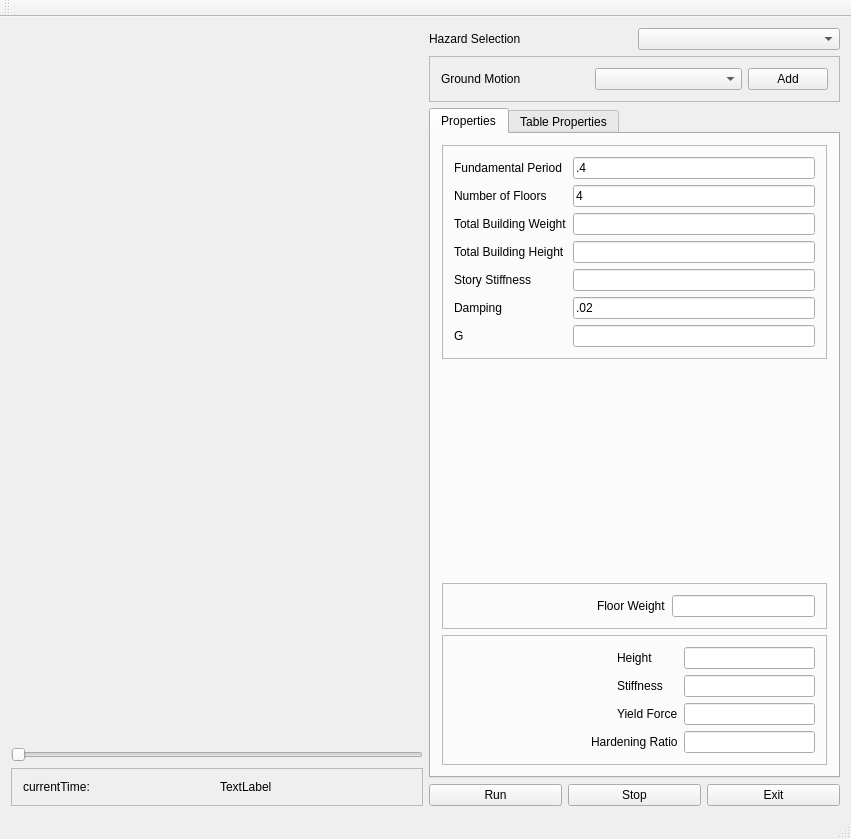
NHERI-SimCenter/MDOF, file MainWindow.ui: the form before one commit.
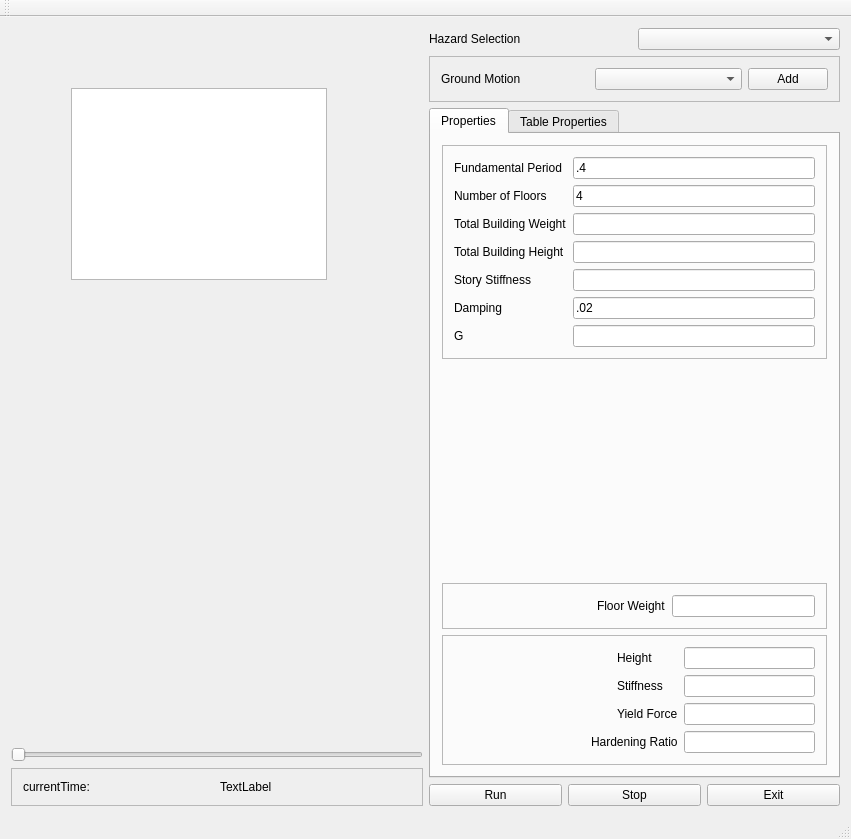
The form after the commit. Custom widgets are drawn as their Qt base class.

Commit message: fmk - modifications for windows

```diff
--- a/MainWindow.ui
+++ b/MainWindow.ui
@@ -25,6 +25,16 @@
           <verstretch>0</verstretch>
          </sizepolicy>
         </property>
+        <widget class="QTableWidget" name="tableWidget_2">
+         <property name="geometry">
+          <rect>
+           <x>60</x>
+           <y>60</y>
+           <width>256</width>
+           <height>192</height>
+          </rect>
+         </property>
+        </widget>
        </widget>
       </item>
       <item>
```
Left out of the diff: 2 changed lines with no effect on the pictures. The commit also changes 3 other files.
